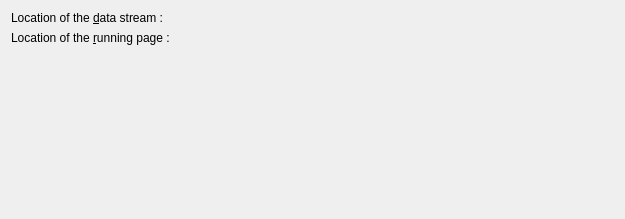
Qt form plugins/core/pluginproperty/parserprojectproperty.ui (phoenix741/xinx) before a commit.
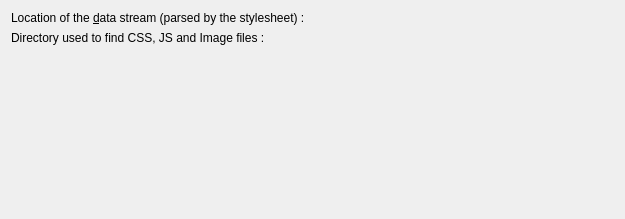
The same form after that commit. Custom widgets are drawn as their Qt base class.

```diff
--- a/plugins/core/pluginproperty/parserprojectproperty.ui
+++ b/plugins/core/pluginproperty/parserprojectproperty.ui
@@ -17,7 +17,7 @@
    <item row="0" column="0">
     <widget class="QLabel" name="m_labelDataStream">
      <property name="text">
-      <string>Location of the &amp;data stream :</string>
+      <string>Location of the &amp;data stream (parsed by the stylesheet) :</string>
      </property>
      <property name="buddy">
       <cstring>m_dataStreamEdit</cstring>
@@ -34,7 +34,7 @@
    <item row="1" column="0">
     <widget class="QLabel" name="label">
      <property name="text">
-      <string>Location of the &amp;running page :</string>
+      <string>Directory used to find CSS, JS and Image files :</string>
      </property>
      <property name="buddy">
       <cstring>m_urlLocationEdit</cstring>
```
